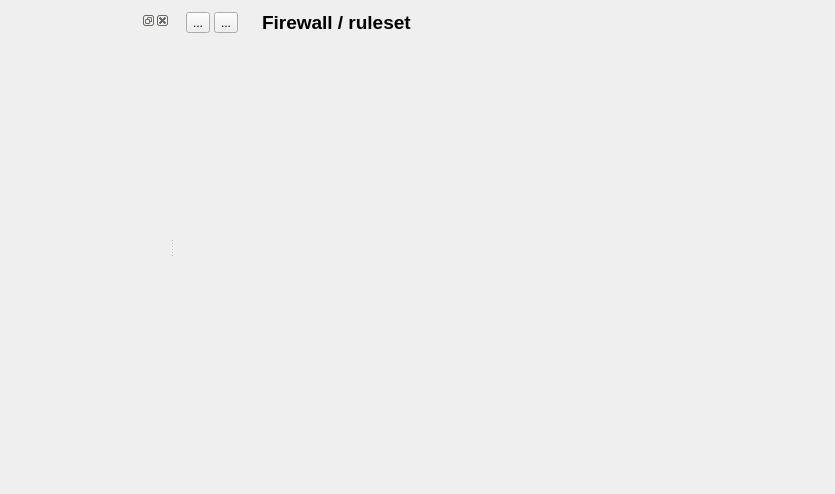
fwbuilder/fwbuilder, file src/gui/projectpanel_q.ui: the form before one commit.
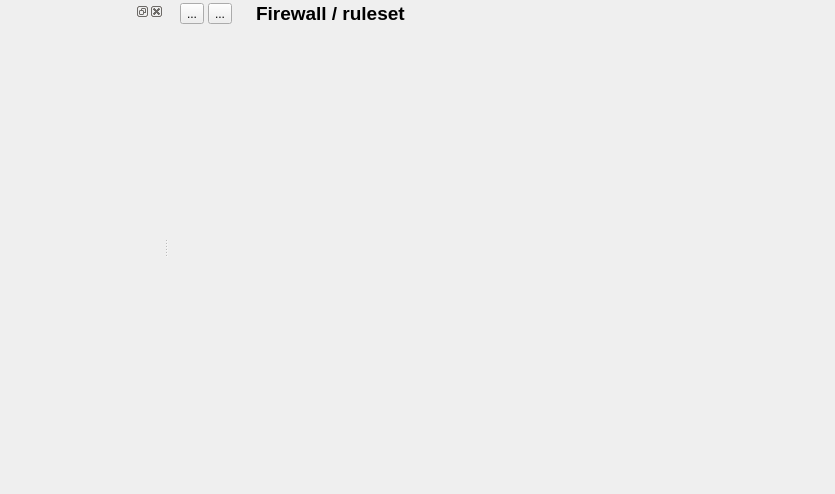
The form after the commit. Icons and pictures are not drawn. Custom widgets are drawn as their Qt base class.

Commit message: minor project panel tweak - reduced margins

```diff
--- a/src/gui/projectpanel_q.ui
+++ b/src/gui/projectpanel_q.ui
@@ -17,6 +17,9 @@
     <normaloff>:/Images/fwbuilder3.png</normaloff>:/Images/fwbuilder3.png</iconset>
   </property>
   <layout class="QGridLayout" name="gridLayout_2" >
+   <property name="margin" >
+    <number>2</number>
+   </property>
    <item row="0" column="0" >
     <widget class="QSplitter" name="topSplitter" >
      <property name="orientation" >
```
The commit also changes 1 other file.
